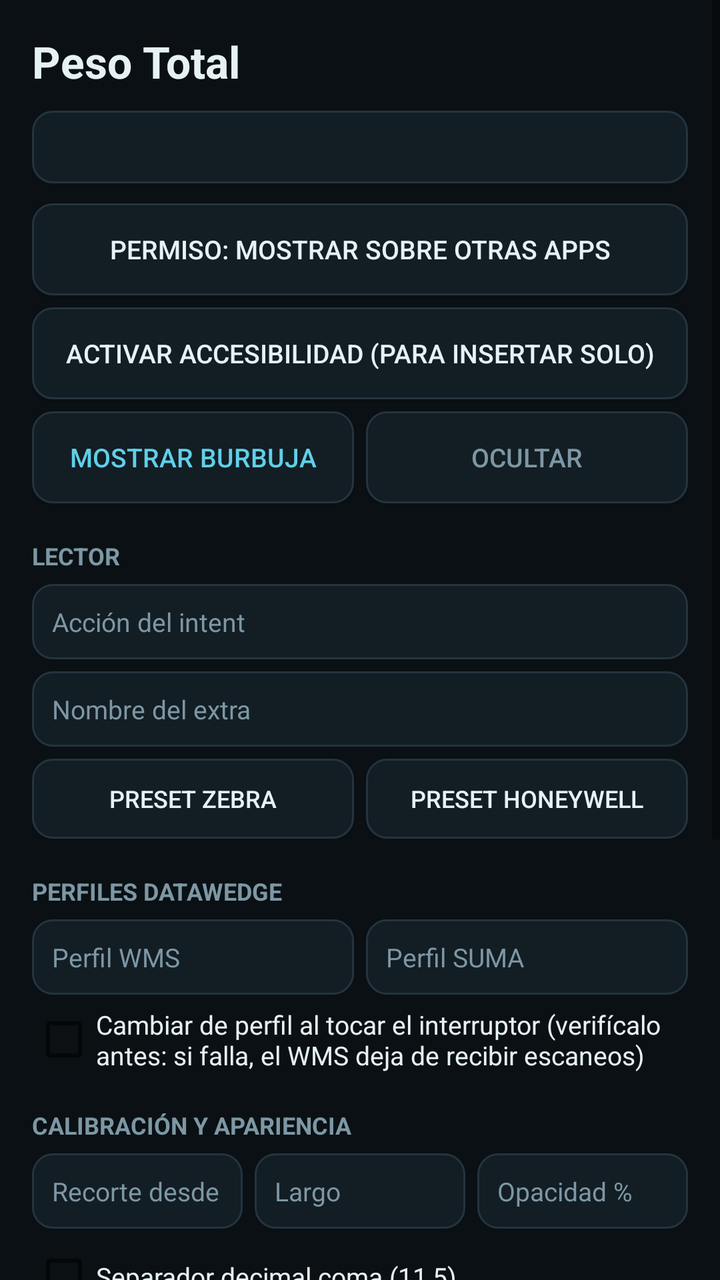
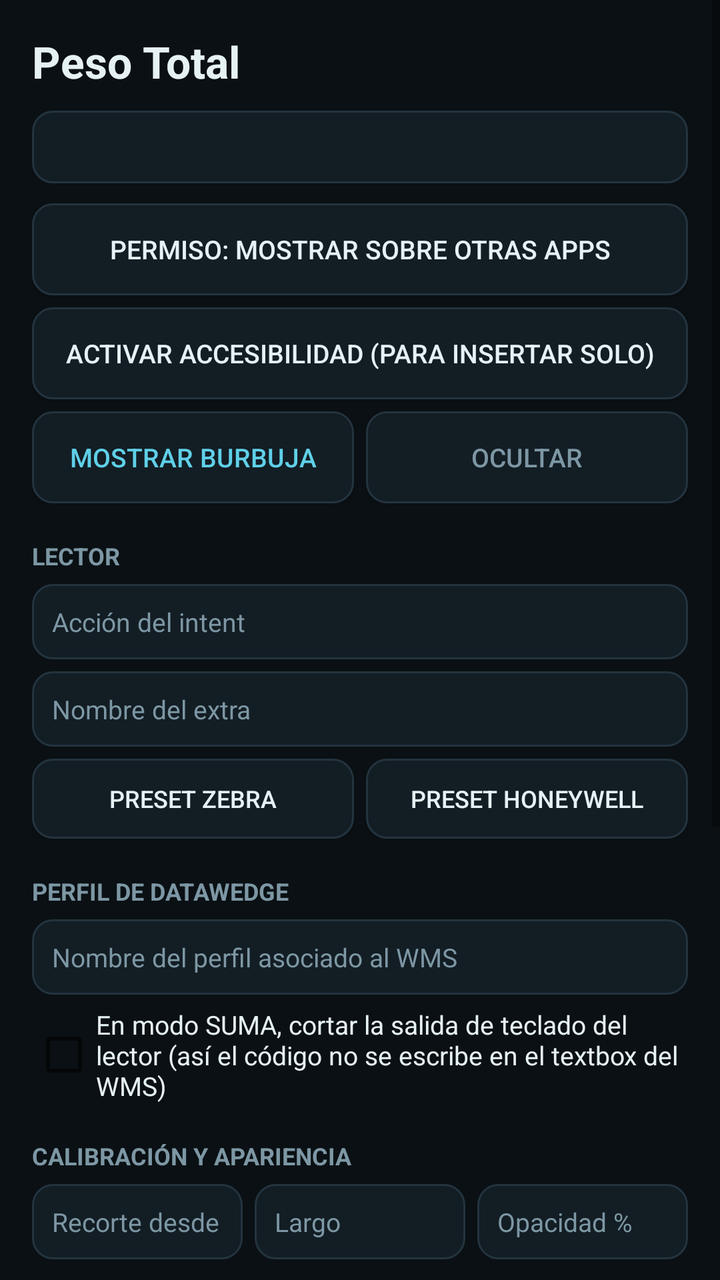

Screens rendered from an Android XML layout before and after an edit, with the pre-edit source and the edit as a unified diff.
<!-- AndroidManifest.xml: application theme Theme.PesoTotal -->
<!-- res/layout/activity_main.xml -->
<?xml version="1.0" encoding="utf-8"?>
<ScrollView xmlns:android="http://schemas.android.com/apk/res/android"
    android:layout_width="match_parent"
    android:layout_height="match_parent"
    android:background="@color/bg">

    <LinearLayout
        android:layout_width="match_parent"
        android:layout_height="wrap_content"
        android:orientation="vertical"
        android:padding="16dp">

        <TextView
            android:layout_width="wrap_content"
            android:layout_height="wrap_content"
            android:text="@string/app_name"
            android:textColor="@color/txt"
            android:textSize="22sp"
            android:textStyle="bold" />

        <TextView
            android:id="@+id/status"
            android:layout_width="match_parent"
            android:layout_height="wrap_content"
            android:layout_marginTop="10dp"
            android:background="@drawable/bg_field"
            android:fontFamily="monospace"
            android:padding="10dp"
            android:textColor="@color/dim"
            android:textSize="12sp" />

        <Button
            android:id="@+id/btnOverlay"
            android:layout_width="match_parent"
            android:layout_height="46dp"
            android:layout_marginTop="10dp"
            android:background="@drawable/bg_button"
            android:text="Permiso: mostrar sobre otras apps"
            android:textColor="@color/txt"
            android:textSize="13sp" />

        <Button
            android:id="@+id/btnAccess"
            android:layout_width="match_parent"
            android:layout_height="46dp"
            android:layout_marginTop="6dp"
            android:background="@drawable/bg_button"
            android:text="Activar accesibilidad (para insertar solo)"
            android:textColor="@color/txt"
            android:textSize="13sp" />

        <LinearLayout
            android:layout_width="match_parent"
            android:layout_height="wrap_content"
            android:layout_marginTop="6dp"
            android:orientation="horizontal">

            <Button
                android:id="@+id/btnStart"
                android:layout_width="0dp"
                android:layout_height="46dp"
                android:layout_weight="1"
                android:background="@drawable/bg_button"
                android:text="Mostrar burbuja"
                android:textColor="@color/ice"
                android:textSize="13sp" />

            <Button
                android:id="@+id/btnStop"
                android:layout_width="0dp"
                android:layout_height="46dp"
                android:layout_marginStart="6dp"
                android:layout_weight="1"
                android:background="@drawable/bg_button"
                android:text="Ocultar"
                android:textColor="@color/dim"
                android:textSize="13sp" />
        </LinearLayout>

        <TextView
            android:layout_width="wrap_content"
            android:layout_height="wrap_content"
            android:layout_marginTop="18dp"
            android:text="LECTOR"
            android:textColor="@color/dim"
            android:textSize="12sp"
            android:textStyle="bold" />

        <EditText
            android:id="@+id/action"
            android:layout_width="match_parent"
            android:layout_height="wrap_content"
            android:layout_marginTop="6dp"
            android:background="@drawable/bg_field"
            android:hint="Acción del intent"
            android:inputType="text"
            android:padding="10dp"
            android:textColor="@color/txt"
            android:textSize="13sp" />

        <EditText
            android:id="@+id/extra"
            android:layout_width="match_parent"
            android:layout_height="wrap_content"
            android:layout_marginTop="6dp"
            android:background="@drawable/bg_field"
            android:hint="Nombre del extra"
            android:inputType="text"
            android:padding="10dp"
            android:textColor="@color/txt"
            android:textSize="13sp" />

        <LinearLayout
            android:layout_width="match_parent"
            android:layout_height="wrap_content"
            android:layout_marginTop="6dp"
            android:orientation="horizontal">

            <Button
                android:id="@+id/btnZebra"
                android:layout_width="0dp"
                android:layout_height="40dp"
                android:layout_weight="1"
                android:background="@drawable/bg_button"
                android:text="Preset Zebra"
                android:textColor="@color/txt"
                android:textSize="12sp" />

            <Button
                android:id="@+id/btnHoneywell"
                android:layout_width="0dp"
                android:layout_height="40dp"
                android:layout_marginStart="6dp"
                android:layout_weight="1"
                android:background="@drawable/bg_button"
                android:text="Preset Honeywell"
                android:textColor="@color/txt"
                android:textSize="12sp" />
        </LinearLayout>

        <TextView
            android:layout_width="wrap_content"
            android:layout_height="wrap_content"
            android:layout_marginTop="18dp"
            android:text="PERFILES DATAWEDGE"
            android:textColor="@color/dim"
            android:textSize="12sp"
            android:textStyle="bold" />

        <LinearLayout
            android:layout_width="match_parent"
            android:layout_height="wrap_content"
            android:layout_marginTop="6dp"
            android:orientation="horizontal">

            <EditText
                android:id="@+id/profileWms"
                android:layout_width="0dp"
                android:layout_height="wrap_content"
                android:layout_weight="1"
                android:background="@drawable/bg_field"
                android:hint="Perfil WMS"
                android:inputType="text"
                android:padding="10dp"
                android:textColor="@color/txt"
                android:textSize="13sp" />

            <EditText
                android:id="@+id/profileSum"
                android:layout_width="0dp"
                android:layout_height="wrap_content"
                android:layout_marginStart="6dp"
                android:layout_weight="1"
                android:background="@drawable/bg_field"
                android:hint="Perfil SUMA"
                android:inputType="text"
                android:padding="10dp"
                android:textColor="@color/txt"
                android:textSize="13sp" />
        </LinearLayout>

        <CheckBox
            android:id="@+id/useProfiles"
            android:layout_width="match_parent"
            android:layout_height="wrap_content"
            android:layout_marginTop="6dp"
            android:text="Cambiar de perfil al tocar el interruptor (verifícalo antes: si falla, el WMS deja de recibir escaneos)"
            android:textColor="@color/txt"
            android:textSize="13sp" />

        <TextView
            android:layout_width="wrap_content"
            android:layout_height="wrap_content"
            android:layout_marginTop="18dp"
            android:text="CALIBRACIÓN Y APARIENCIA"
            android:textColor="@color/dim"
            android:textSize="12sp"
            android:textStyle="bold" />

        <LinearLayout
            android:layout_width="match_parent"
            android:layout_height="wrap_content"
            android:layout_marginTop="6dp"
            android:orientation="horizontal">

            <EditText
                android:id="@+id/offset"
                android:layout_width="0dp"
                android:layout_height="wrap_content"
                android:layout_weight="1"
                android:background="@drawable/bg_field"
                android:hint="Recorte desde"
                android:inputType="number"
                android:padding="10dp"
                android:textColor="@color/txt"
                android:textSize="13sp" />

            <EditText
                android:id="@+id/len"
                android:layout_width="0dp"
                android:layout_height="wrap_content"
                android:layout_marginStart="6dp"
                android:layout_weight="1"
                android:background="@drawable/bg_field"
                android:hint="Largo"
                android:inputType="number"
                android:padding="10dp"
                android:textColor="@color/txt"
                android:textSize="13sp" />

            <EditText
                android:id="@+id/alpha"
                android:layout_width="0dp"
                android:layout_height="wrap_content"
                android:layout_marginStart="6dp"
                android:layout_weight="1"
                android:background="@drawable/bg_field"
                android:hint="Opacidad %"
                android:inputType="number"
                android:padding="10dp"
                android:textColor="@color/txt"
                android:textSize="13sp" />
        </LinearLayout>

        <CheckBox
            android:id="@+id/comma"
            android:layout_width="wrap_content"
            android:layout_height="wrap_content"
            android:layout_marginTop="8dp"
            android:text="Separador decimal coma (11,5)"
            android:textColor="@color/txt"
            android:textSize="13sp" />

        <CheckBox
            android:id="@+id/resetAfter"
            android:layout_width="wrap_content"
            android:layout_height="wrap_content"
            android:text="Reiniciar la suma después de insertar"
            android:textColor="@color/txt"
            android:textSize="13sp" />

        <CheckBox
            android:id="@+id/edgeBar"
            android:layout_width="wrap_content"
            android:layout_height="wrap_content"
            android:text="Modo barra de borde (más discreto)"
            android:textColor="@color/txt"
            android:textSize="13sp" />

        <Button
            android:id="@+id/btnSave"
            android:layout_width="match_parent"
            android:layout_height="48dp"
            android:layout_marginTop="12dp"
            android:background="@drawable/bg_button"
            android:text="Guardar y reiniciar burbuja"
            android:textColor="@color/ice"
            android:textSize="14sp" />

        <TextView
            android:layout_width="wrap_content"
            android:layout_height="wrap_content"
            android:layout_marginTop="18dp"
            android:text="PRUEBA"
            android:textColor="@color/dim"
            android:textSize="12sp"
            android:textStyle="bold" />

        <EditText
            android:id="@+id/test"
            android:layout_width="match_parent"
            android:layout_height="wrap_content"
            android:layout_marginTop="6dp"
            android:background="@drawable/bg_field"
            android:fontFamily="monospace"
            android:hint="Dispara la pistola aquí o pega un código"
            android:inputType="text"
            android:padding="10dp"
            android:textColor="@color/txt"
            android:textSize="13sp" />

        <Button
            android:id="@+id/btnTest"
            android:layout_width="match_parent"
            android:layout_height="44dp"
            android:layout_marginTop="6dp"
            android:background="@drawable/bg_button"
            android:text="Probar el código"
            android:textColor="@color/txt"
            android:textSize="13sp" />

        <TextView
            android:id="@+id/testResult"
            android:layout_width="match_parent"
            android:layout_height="wrap_content"
            android:layout_marginTop="8dp"
            android:layout_marginBottom="24dp"
            android:fontFamily="monospace"
            android:textColor="@color/ice"
            android:textSize="16sp" />
    </LinearLayout>
</ScrollView>
<!-- resources referenced by this layout -->
<resources>
  <color name="bg">#0A1014</color>
  <color name="dim">#7D97A4</color>
  <color name="ice">#5FD0E8</color>
  <color name="txt">#E6F1F5</color>
  <!-- drawable bg_button (drawable) -->
  <?xml version="1.0" encoding="utf-8"?>
  <shape xmlns:android="http://schemas.android.com/apk/res/android" android:shape="rectangle">
      <solid android:color="@color/card" />
      <stroke android:width="1dp" android:color="@color/line" />
      <corners android:radius="10dp" />
  </shape>
  <!-- drawable bg_field (drawable) -->
  <?xml version="1.0" encoding="utf-8"?>
  <shape xmlns:android="http://schemas.android.com/apk/res/android" android:shape="rectangle">
      <solid android:color="@color/card" />
      <stroke android:width="1dp" android:color="@color/line" />
      <corners android:radius="10dp" />
  </shape>
  <string name="app_name">Peso Total</string>
  <style name="Theme.PesoTotal" parent="Theme.AppCompat.DayNight.NoActionBar">
          <item name="android:colorBackground">@color/bg</item>
          <item name="android:textColor">@color/txt</item>
          <item name="android:textColorHint">@color/dim</item>
      </style>
  <color name="card">#131D24</color>
  <color name="line">#24343F</color>
</resources>

<!-- the commit's change to res/layout/activity_main.xml (unified diff, before → after) -->
@@ -142,7 +142,7 @@
             android:layout_width="wrap_content"
             android:layout_height="wrap_content"
             android:layout_marginTop="18dp"
-            android:text="PERFILES DATAWEDGE"
+            android:text="PERFIL DE DATAWEDGE"
             android:textColor="@color/dim"
             android:textSize="12sp"
             android:textStyle="bold" />
@@ -159,32 +159,20 @@
                 android:layout_height="wrap_content"
                 android:layout_weight="1"
                 android:background="@drawable/bg_field"
-                android:hint="Perfil WMS"
+                android:hint="Nombre del perfil asociado al WMS"
                 android:inputType="text"
                 android:padding="10dp"
                 android:textColor="@color/txt"
                 android:textSize="13sp" />
 
-            <EditText
-                android:id="@+id/profileSum"
-                android:layout_width="0dp"
-                android:layout_height="wrap_content"
-                android:layout_marginStart="6dp"
-                android:layout_weight="1"
-                android:background="@drawable/bg_field"
-                android:hint="Perfil SUMA"
-                android:inputType="text"
-                android:padding="10dp"
-                android:textColor="@color/txt"
-                android:textSize="13sp" />
         </LinearLayout>
 
         <CheckBox
-            android:id="@+id/useProfiles"
-            android:layout_width="match_parent"
-            android:layout_height="wrap_content"
-            android:layout_marginTop="6dp"
-            android:text="Cambiar de perfil al tocar el interruptor (verifícalo antes: si falla, el WMS deja de recibir escaneos)"
+            android:id="@+id/cutKeystroke"
+            android:layout_width="match_parent"
+            android:layout_height="wrap_content"
+            android:layout_marginTop="6dp"
+            android:text="En modo SUMA, cortar la salida de teclado del lector (así el código no se escribe en el textbox del WMS)"
             android:textColor="@color/txt"
             android:textSize="13sp" />
 
